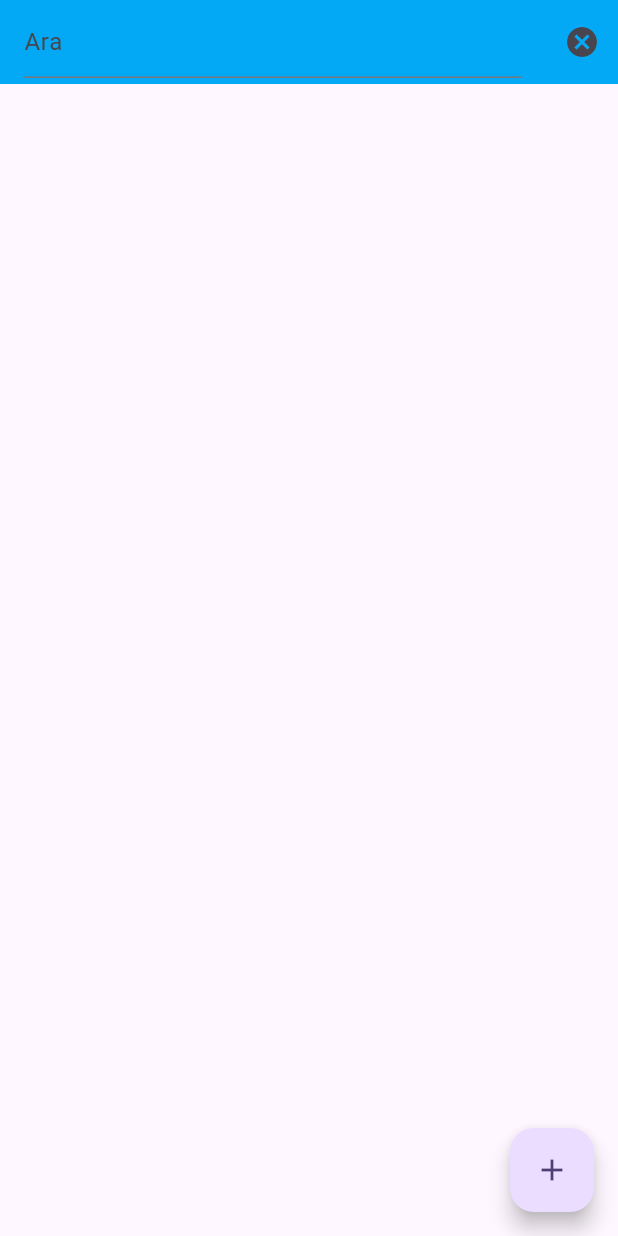
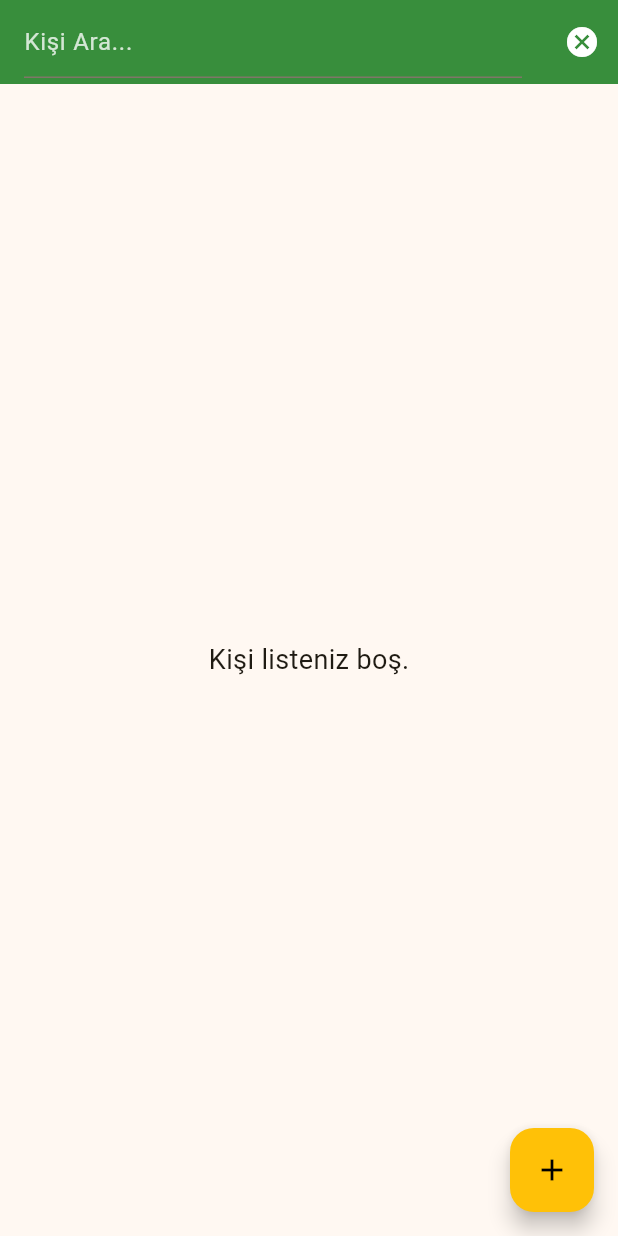
Before and after one commit to abdullah-aydogan/kisiler-uygulamasi, a Flutter app: the screen it shows after launch, after a tap on the "search" icon, on a phone screen of 412 x 824 dp. Run offline on Flutter 3.47's test engine with Material 2 defaults, Android fonts, the phone set to English and light mode, and no system bars; our stand-ins replace flutter_bloc, sqflite; accounts and stored records are empty.

Commit message:
anasayfa tasarim duzenlemeleri

```diff
--- /dev/null
+++ b/lib/colors.dart
@@ -0,0 +1,5 @@
+import 'package:flutter/material.dart';
+
+var colorPrimary = const Color(0xFF388E3C);
+var foregroundColor = const Color(0xFFFFFFFF);
+var colorAccent = const Color(0xFFFFC107);
--- a/lib/cubit/anasayfa_cubit.dart
+++ b/lib/cubit/anasayfa_cubit.dart
@@ -6,25 +6,25 @@ class AnasayfaCubit extends Cubit<List<Kisiler>> {
 
   AnasayfaCubit() : super(<Kisiler>[]);
 
-  var krepo = KisilerDaoRepository();
+  var repo = KisilerDaoRepository();
 
   Future<void> kisileriYukle() async {
 
-    var liste = await krepo.tumKisileriAl();
+    var liste = await repo.tumKisileriAl();
 
     emit(liste);
   }
 
   Future<void> ara(String aramaKelimesi) async {
 
-    var liste = await krepo.kisiAra(aramaKelimesi);
+    var liste = await repo.kisiAra(aramaKelimesi);
 
     emit(liste);
   }
 
   Future<void> sil(int kisi_id) async {
 
-    await krepo.kisiSil(kisi_id);
+    await repo.kisiSil(kisi_id);
     await kisileriYukle();
   }
 }
--- a/lib/cubit/kisi_detay_cubit.dart
+++ b/lib/cubit/kisi_detay_cubit.dart
@@ -5,10 +5,10 @@ class KisiDetayCubit extends Cubit<void> {
 
   KisiDetayCubit() : super(0);
 
-  var krepo = KisilerDaoRepository();
+  var repo = KisilerDaoRepository();
 
   Future<void> guncelle(int kisi_id, String kisi_ad, String kisi_tel) async {
 
-    await krepo.kisiGuncelle(kisi_id, kisi_ad, kisi_tel);
+    await repo.kisiGuncelle(kisi_id, kisi_ad, kisi_tel);
   }
 }
--- a/lib/cubit/kisi_kayit_cubit.dart
+++ b/lib/cubit/kisi_kayit_cubit.dart
@@ -5,10 +5,10 @@ class KisiKayitCubit extends Cubit<void> {
 
   KisiKayitCubit() : super(0);
 
-  var krepo = KisilerDaoRepository();
+  var repo = KisilerDaoRepository();
 
   Future<void> kayit(String kisi_ad, String kisi_tel) async {
 
-    await krepo.kisiKayit(kisi_ad, kisi_tel);
+    await repo.kisiKayit(kisi_ad, kisi_tel);
   }
 }
--- a/lib/main.dart
+++ b/lib/main.dart
@@ -6,7 +6,6 @@ import 'package:kisiler_uygulamasi/cubit/kisi_kayit_cubit.dart';
 import 'package:kisiler_uygulamasi/views/anasayfa.dart';
 
 void main() {
-
   runApp(const MyApp());
 }
 
@@ -23,13 +22,13 @@ class MyApp extends StatelessWidget {
         BlocProvider(create: (context) => AnasayfaCubit()),
       ],
       child: MaterialApp(
-        title: 'Flutter Demo',
+        title: 'Kişiler',
         debugShowCheckedModeBanner: false,
         theme: ThemeData(
-          colorScheme: ColorScheme.fromSeed(seedColor: Colors.deepPurple),
+          colorScheme: ColorScheme.fromSeed(seedColor: Colors.amber),
           useMaterial3: true,
         ),
-        home: Anasayfa(),
+        home: const Anasayfa(),
       ),
     );
   }
--- a/lib/views/anasayfa.dart
+++ b/lib/views/anasayfa.dart
@@ -1,9 +1,9 @@
 import 'package:flutter/material.dart';
 import 'package:flutter_bloc/flutter_bloc.dart';
+import 'package:kisiler_uygulamasi/colors.dart';
 import 'package:kisiler_uygulamasi/entity/kisiler.dart';
 import 'package:kisiler_uygulamasi/views/kisi_detay_sayfa.dart';
 import 'package:kisiler_uygulamasi/views/kisi_kayit_sayfa.dart';
-
 import '../cubit/anasayfa_cubit.dart';
 
 class Anasayfa extends StatefulWidget {
@@ -29,12 +29,15 @@ class _AnasayfaState extends State<Anasayfa> {
   Widget build(BuildContext context) {
     return Scaffold(
       appBar: AppBar(
-        backgroundColor: Colors.lightBlue,
+        backgroundColor: colorPrimary,
+        foregroundColor: foregroundColor,
         title: aramaYapiliyorMu ?
           TextField(
             decoration: const InputDecoration(
-              hintText: "Ara",
+              hintText: "Kişi Ara...",
+              hintStyle: TextStyle(color: Color.fromARGB(200, 255, 255, 255)),
             ),
+            style: TextStyle(color: foregroundColor),
             onChanged: (aramaSonucu) {
               context.read<AnasayfaCubit>().ara(aramaSonucu);
             },
@@ -75,30 +78,68 @@ class _AnasayfaState extends State<Anasayfa> {
                         context.read<AnasayfaCubit>().kisileriYukle();
                       });
                   },
+                  child: Padding(
+                    padding: const EdgeInsets.only(top: 8.0, bottom: 4.0, left: 12.0, right: 12.0),
                     child: Card(
+                      color: foregroundColor,
+                      shape: RoundedRectangleBorder(
+                        side: const BorderSide(
+                          color: Colors.grey,
+                        ),
+                        borderRadius: BorderRadius.circular(10.0),
+                      ),
                       child: Padding(
                         padding: const EdgeInsets.all(8.0),
                         child: Row(
                           children: [
-                          Text("${kisi.kisi_ad} - ${kisi.kisi_tel}"),
+                            Column(
+                              crossAxisAlignment: CrossAxisAlignment.start,
+                              children: [
+                                Row(
+                                  children: [
+                                    const Icon(Icons.person_outlined,size: 30),
+                                    const SizedBox(width: 10),
+                                    SizedBox(
+                                      width: 200,
+                                      child: Text(kisi.kisi_ad, style: const TextStyle(fontSize: 18)),
+                                    ),
+                                  ],
+                                ),
+                                const SizedBox(height: 10),
+                                Row(
+                                  children: [
+                                    const Icon(Icons.phone, size: 30),
+                                    const SizedBox(width: 10),
+                                    SizedBox(
+                                      width: 200,
+                                      child: Text(kisi.kisi_tel, style: const TextStyle(fontSize: 18)),
+                                    ),
+                                  ],
+                                ),
+                              ],
+                            ),
                             const Spacer(),
                             IconButton(
                               onPressed: () {
                                 ScaffoldMessenger.of(context).showSnackBar(
                                   SnackBar(
-                                    content: Text("${kisi.kisi_ad} silinsin mi?"),
+                                      content: Text("${kisi.kisi_ad} kişi listesinden silinsin mi?"),
                                       action: SnackBarAction(
                                         label: "EVET",
                                         onPressed: () {
                                           context.read<AnasayfaCubit>().sil(kisi.kisi_id);
+                                          ScaffoldMessenger.of(context).showSnackBar(
+                                            SnackBar(content: Text("${kisi.kisi_ad} kişi listesinden silindi.")),
+                                          );
                                         },
                                       ),
                                   ),
                                 );
                               },
-                            icon: const Icon(Icons.delete_outline, color: Colors.black54),
+                              icon: const Icon(Icons.delete_outline, color: Colors.red),
                             ),
                           ],
+                        ),
                       ),
                     ),
                   ),
@@ -108,11 +149,15 @@ class _AnasayfaState extends State<Anasayfa> {
           }
 
           else {
-            return const Center();
+            return const Center(
+              child: Text("Kişi listeniz boş.", style: TextStyle(fontSize: 18)),
+            );
           }
         },
       ),
       floatingActionButton: FloatingActionButton(
+        backgroundColor: colorAccent,
+        foregroundColor: Colors.black,
         onPressed: () {
           Navigator.push(context, MaterialPageRoute(builder: (context) => const KisiKayitSayfa()))
               .then((value) {
```
Also changed, not shown: lib/views/kisi_detay_sayfa.dart (line endings or trailing spaces), pubspec.lock. Lines whose indentation alone changed are shown as unchanged.
